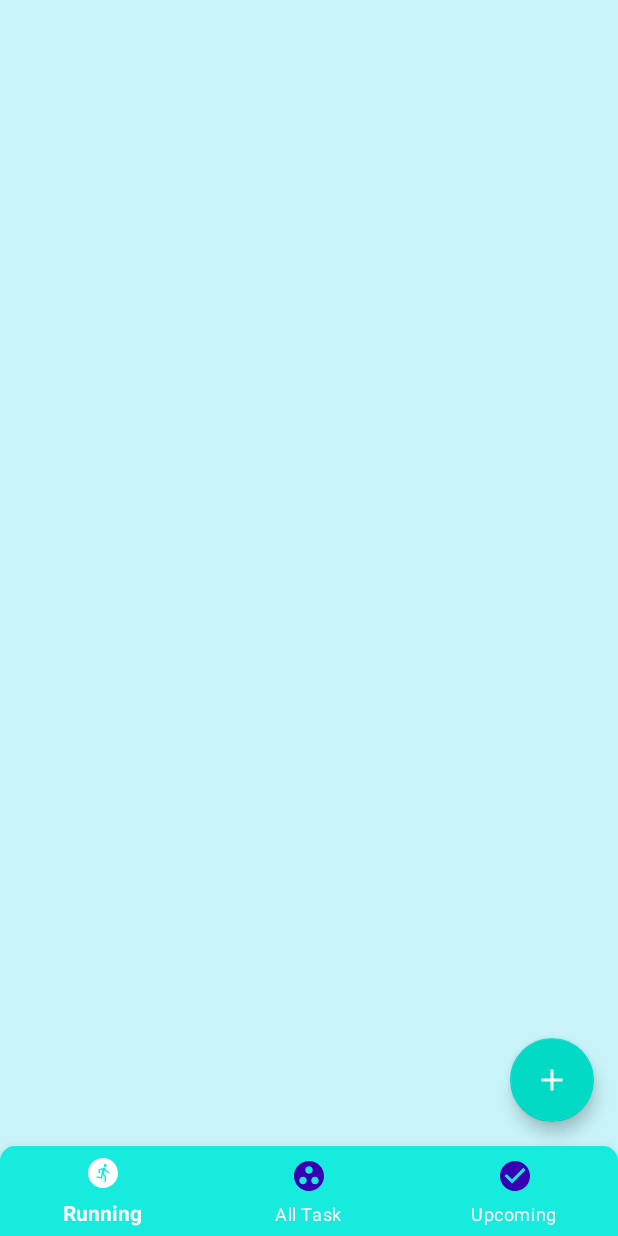
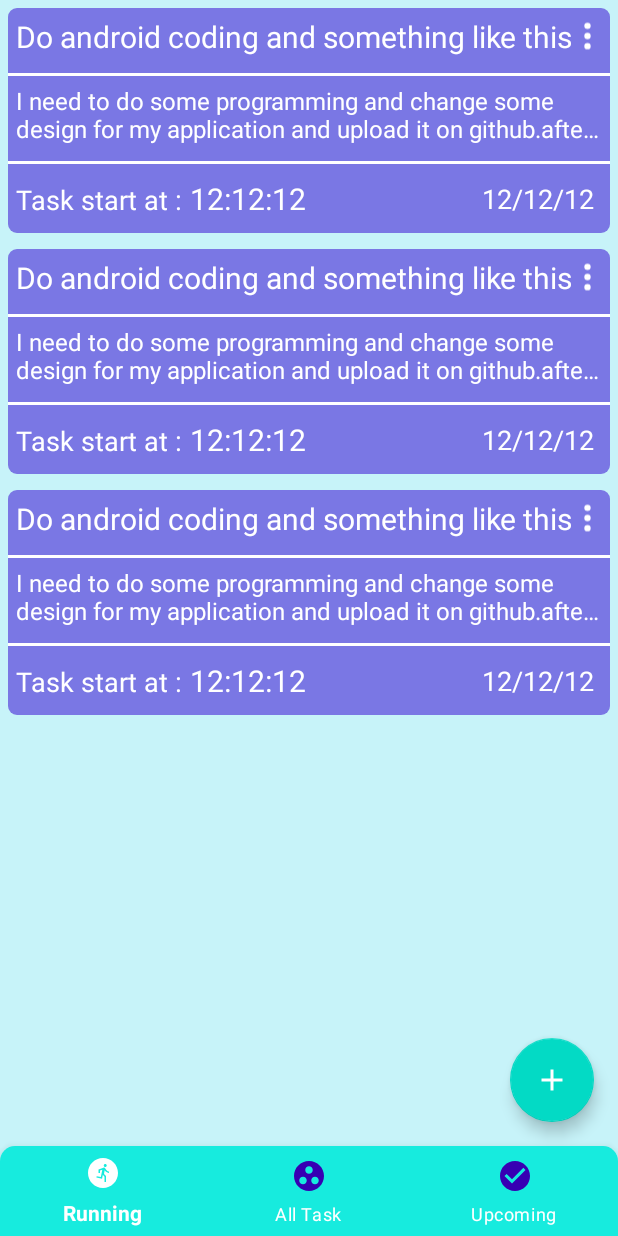
Before and after one commit to dipankar108/dtm, an Android app: the layout activity_main.xml on its own in the app's theme, with its tools: preview values and no code run, on a phone screen of 412 x 824 dp. Run offline under Robolectric (Android 15) with nearby library versions, the phone set to English and light mode, and no system bars.

Commit message:
Lots of design added to the apps

```diff
--- a/app/src/main/java/com/dailytaskmanager/dtm/MainActivity.kt
+++ b/app/src/main/java/com/dailytaskmanager/dtm/MainActivity.kt
@@ -1,11 +1,16 @@
 package com.dailytaskmanager.dtm
 
+import android.graphics.Color
+import android.graphics.drawable.ColorDrawable
+import android.os.Bundle
 import androidx.appcompat.app.AppCompatActivity
-import android.os.Bundle
 
 class MainActivity : AppCompatActivity() {
     override fun onCreate(savedInstanceState: Bundle?) {
         super.onCreate(savedInstanceState)
+        val actionbar = supportActionBar
+        val colorDrawable = ColorDrawable(Color.parseColor("#17EBDE"))
+        actionbar?.setBackgroundDrawable(colorDrawable)
         setContentView(R.layout.activity_main)
     }
 }
--- /dev/null
+++ b/app/src/main/res/drawable/alltsskbackground.xml
@@ -0,0 +1,5 @@
+<?xml version="1.0" encoding="utf-8"?>
+<shape xmlns:android="http://schemas.android.com/apk/res/android">
+    <solid android:color="@color/alltaskbackgroundcolor" />
+    <corners android:radius="6dp" />
+</shape>
--- /dev/null
+++ b/app/src/main/res/drawable/ic_dots.xml
@@ -0,0 +1,9 @@
+<vector xmlns:android="http://schemas.android.com/apk/res/android"
+    android:width="20dp"
+    android:height="20dp"
+    android:viewportWidth="20"
+    android:viewportHeight="20">
+  <path
+      android:fillColor="#FFFFFF"
+      android:pathData="M10.001,7.8a2.2,2.2 0,1 0,0 4.402A2.2,2.2 0,0 0,10 7.8zM10.001,5.2A2.2,2.2 0,1 0,9.999 0.8a2.2,2.2 0,0 0,0.002 4.4zM10.001,14.8a2.2,2.2 0,1 0,0 4.402,2.2 2.2,0 0,0 0,-4.402z"/>
+</vector>
--- a/app/src/main/res/layout/activity_main.xml
+++ b/app/src/main/res/layout/activity_main.xml
@@ -14,7 +14,8 @@
         app:layout_constraintBottom_toTopOf="@+id/bottomNavigationView"
         app:layout_constraintEnd_toEndOf="parent"
         app:layout_constraintStart_toStartOf="parent"
-        app:layout_constraintTop_toTopOf="parent" />
+        app:layout_constraintTop_toTopOf="parent"
+        tools:listitem="@layout/alltask" />
 
     <com.google.android.material.floatingactionbutton.FloatingActionButton
         android:layout_width="wrap_content"
@@ -22,9 +23,9 @@
         android:layout_marginEnd="16dp"
         android:layout_marginBottom="16dp"
         android:src="@drawable/ic_add"
-        app:tint="@color/white"
         app:layout_constraintBottom_toBottomOf="@+id/recyclerView"
-        app:layout_constraintEnd_toEndOf="parent" />
+        app:layout_constraintEnd_toEndOf="parent"
+        app:tint="@color/white" />
 
     <com.google.android.material.bottomnavigation.BottomNavigationView
         android:id="@+id/bottomNavigationView"
--- a/app/src/main/res/layout/alltask.xml
+++ b/app/src/main/res/layout/alltask.xml
@@ -1,6 +1,105 @@
 <?xml version="1.0" encoding="utf-8"?>
 <androidx.constraintlayout.widget.ConstraintLayout xmlns:android="http://schemas.android.com/apk/res/android"
+    xmlns:app="http://schemas.android.com/apk/res-auto"
+    xmlns:tools="http://schemas.android.com/tools"
     android:layout_width="match_parent"
-    android:layout_height="match_parent">
+    android:layout_height="wrap_content"
+    android:layout_margin="5dp"
+    android:background="@drawable/alltsskbackground">
 
+    <LinearLayout
+        android:id="@+id/linearLayout"
+        android:layout_width="match_parent"
+        android:layout_height="wrap_content"
+        android:gravity="center"
+        android:padding="5dp"
+        app:layout_constraintEnd_toEndOf="parent"
+        app:layout_constraintStart_toStartOf="parent"
+        app:layout_constraintTop_toTopOf="parent">
+
+        <TextView
+            android:layout_width="wrap_content"
+            android:layout_height="wrap_content"
+            android:layout_weight="0.8"
+            android:ellipsize="end"
+            android:maxLines="1"
+            android:text="Do android coding and something like this"
+            android:textColor="@color/white"
+            android:textSize="20dp" />
+
+        <ImageView
+            android:layout_width="wrap_content"
+            android:layout_height="wrap_content"
+            android:layout_weight="0.2"
+            android:src="@drawable/ic_dots" />
+    </LinearLayout>
+
+    <View
+        android:id="@+id/view"
+        android:layout_width="match_parent"
+        android:layout_height="2dp"
+        android:layout_marginTop="5dp"
+        android:background="@color/white"
+        app:layout_constraintTop_toBottomOf="@+id/linearLayout"
+        tools:layout_editor_absoluteX="5dp" />
+
+    <TextView
+        android:id="@+id/textView"
+        android:layout_width="match_parent"
+        android:layout_height="wrap_content"
+        android:ellipsize="end"
+        android:maxLines="2"
+        android:padding="5dp"
+        android:text="I need to do some programming and change
+some design for my application and upload it on github.after updating on github In "
+        android:textColor="@color/white"
+        android:textSize="16dp"
+        app:layout_constraintTop_toBottomOf="@+id/view" />
+
+    <View
+        android:id="@+id/view1"
+        android:layout_width="match_parent"
+        android:layout_height="2dp"
+        android:layout_marginTop="5dp"
+        android:background="@color/white"
+        app:layout_constraintTop_toBottomOf="@+id/textView"
+        tools:layout_editor_absoluteX="5dp" />
+
+    <LinearLayout
+        android:layout_width="match_parent"
+        android:layout_height="wrap_content"
+        android:gravity="center"
+        android:padding="5dp"
+        app:layout_constraintEnd_toEndOf="parent"
+        app:layout_constraintStart_toStartOf="parent"
+        app:layout_constraintTop_toBottomOf="@+id/view1">
+
+        <LinearLayout
+            android:layout_width="wrap_content"
+            android:layout_height="wrap_content"
+            android:layout_weight="0.6">
+
+            <TextView
+                android:layout_width="wrap_content"
+                android:layout_height="wrap_content"
+                android:text="Task start at : "
+                android:textColor="@color/white"
+                android:textSize="18dp" />
+
+            <TextView
+                android:layout_width="wrap_content"
+                android:layout_height="wrap_content"
+                android:text="12:12:12"
+                android:textColor="@color/white"
+                android:textSize="20dp" />
+        </LinearLayout>
+
+        <TextView
+            android:layout_width="wrap_content"
+            android:layout_height="wrap_content"
+            android:padding="5dp"
+            android:text="12/12/12"
+            android:textColor="@color/white"
+            android:textSize="18dp" />
+    </LinearLayout>
 </androidx.constraintlayout.widget.ConstraintLayout>
--- a/app/src/main/res/values/colors.xml
+++ b/app/src/main/res/values/colors.xml
@@ -9,4 +9,5 @@
     <color name="white">#FFFFFFFF</color>
     <color name="appBackGround">#C7F3F9</color>
     <color name="bottomnavcolor">#17EBDE</color>
+    <color name="alltaskbackgroundcolor">#7A77E4</color>
 </resources>
```
